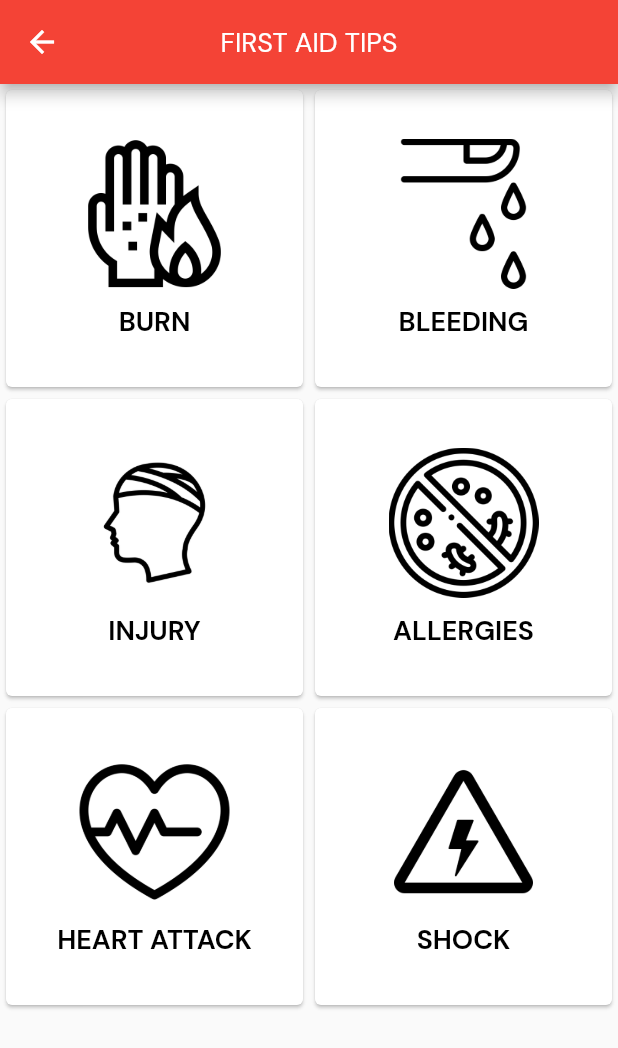
After one commit to lansoyyy/responder-user, a Flutter app: the HomeScreen screen opened directly, after a tap on "LEARN FIRST AID", on a phone screen of 412 x 824 dp. The commit adds this screen. Shown: the top 1048 px of the screen. Run offline on Flutter 3.47's test engine with Material 2 defaults, Android fonts, the light colour scheme and no system bars; our stand-ins replace fluttertoast.

Commit message:
added first aid tab

```diff
--- a/lib/screens/home_screen.dart
+++ b/lib/screens/home_screen.dart
@@ -1,6 +1,7 @@
 import 'package:flutter/material.dart';
 import 'package:responder/screens/pages/add_report_page.dart';
 import 'package:responder/screens/pages/coping_main_page.dart';
+import 'package:responder/screens/pages/first_aid_page.dart';
 
 import '../widgets/text_widget.dart';
 
@@ -50,7 +51,12 @@ class HomeScreen extends StatelessWidget {
             const SizedBox(
               height: 20,
             ),
-            card('LEARN FIRST AID', Icons.medical_information),
+            GestureDetector(
+                onTap: () {
+                  Navigator.of(context).push(MaterialPageRoute(
+                      builder: (context) => const FirstAidScreen()));
+                },
+                child: card('LEARN FIRST AID', Icons.medical_information)),
             const SizedBox(
               height: 20,
             ),
--- /dev/null
+++ b/lib/screens/pages/first_aid_page.dart
@@ -0,0 +1,87 @@
+import 'package:flutter/material.dart';
+import 'package:url_launcher/url_launcher_string.dart';
+
+import '../../widgets/text_widget.dart';
+
+class FirstAidScreen extends StatefulWidget {
+  const FirstAidScreen({super.key});
+
+  @override
+  State<FirstAidScreen> createState() => _FirstAidScreenState();
+}
+
+class _FirstAidScreenState extends State<FirstAidScreen> {
+  List images = [
+    'burn 1.png',
+    'blood-droplet 1.png',
+    'injury 1.png',
+    'antibacterial 1.png',
+    'heart-attack 1.png',
+    'shock-sign 1.png'
+  ];
+
+  List names = [
+    'BURN',
+    'BLEEDING',
+    'INJURY',
+    'ALLERGIES',
+    'HEART ATTACK',
+    'SHOCK'
+  ];
+
+  List links = [
+    'https://www.verywellhealth.com/first-aid-for-burns-5208710',
+    'https://www.verywellhealth.com/how-to-control-bleeding-1298304',
+    'https://www.verywellhealth.com/sports-injuries-4013926',
+    'https://www.verywellhealth.com/how-food-allergy-is-treated-4773095',
+    'https://www.verywellhealth.com/heart-attack-7229012',
+    'https://www.verywellhealth.com/types-of-shock-4018329'
+  ];
+
+  @override
+  Widget build(BuildContext context) {
+    return Scaffold(
+        appBar: AppBar(
+          backgroundColor: Colors.red,
+          title: TextWidget(
+            text: 'FIRST AID TIPS',
+            fontSize: 18,
+            color: Colors.white,
+          ),
+          centerTitle: true,
+        ),
+        body: GridView.builder(
+          itemCount: images.length,
+          gridDelegate: const SliverGridDelegateWithFixedCrossAxisCount(
+              crossAxisCount: 2),
+          itemBuilder: (context, index) {
+            return GestureDetector(
+              onTap: () async {
+                await launchUrlString(links[index]);
+              },
+              child: Card(
+                child: Column(
+                  mainAxisAlignment: MainAxisAlignment.center,
+                  crossAxisAlignment: CrossAxisAlignment.center,
+                  children: [
+                    Image.asset(
+                      'assets/images/${images[index]}',
+                      height: 100,
+                      width: 150,
+                    ),
+                    const SizedBox(
+                      height: 10,
+                    ),
+                    TextWidget(
+                      text: names[index],
+                      fontSize: 18,
+                      fontFamily: 'Bold',
+                    ),
+                  ],
+                ),
+              ),
+            );
+          },
+        ));
+  }
+}
```
